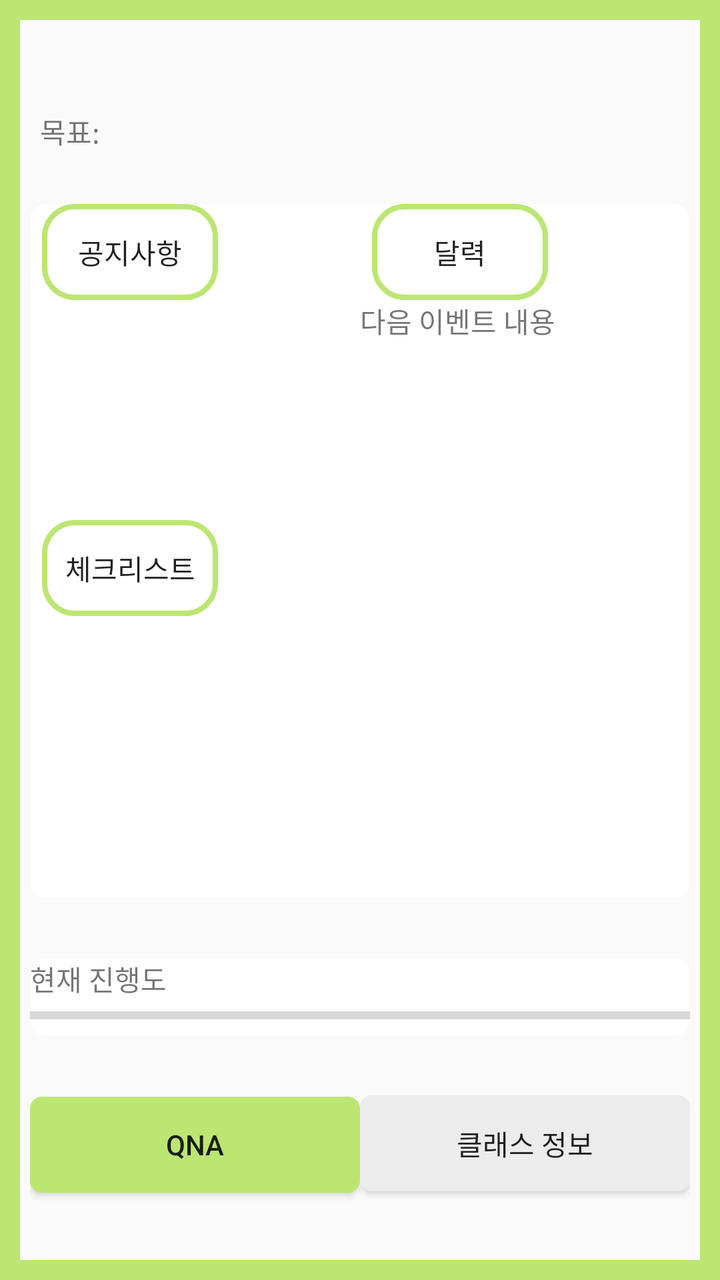
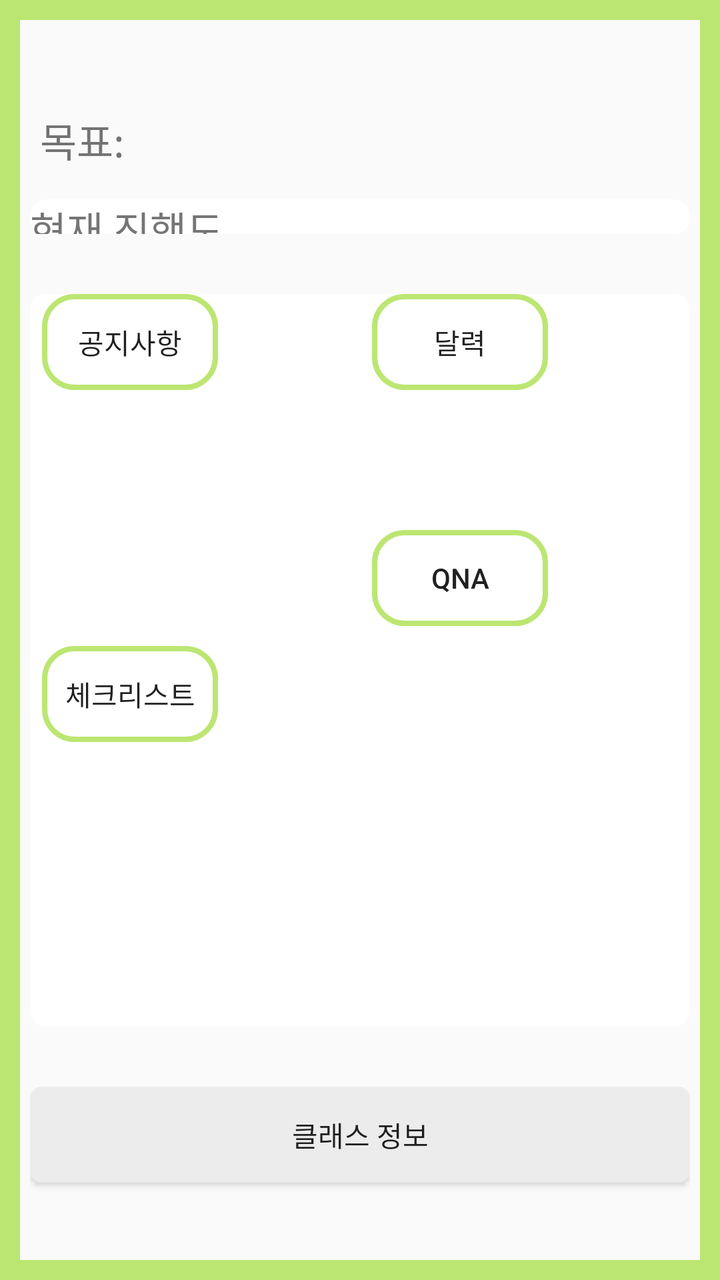

Two renders of the same Android screen: before a commit and after it. Below are the layout's source before the change and the commit's diff.
<!-- AndroidManifest.xml: application theme Theme.AppCompat.Light.DarkActionBar -->
<!-- res/layout/activity_in_class.xml -->
<?xml version="1.0" encoding="utf-8"?>
<LinearLayout xmlns:android="http://schemas.android.com/apk/res/android"
    android:layout_width="match_parent"
    android:layout_height="match_parent"
    android:background="@drawable/lay_edge"
    android:orientation="vertical">

    <LinearLayout
        android:layout_marginTop="10dp"
        android:layout_weight="1"
        android:layout_width="match_parent"
        android:layout_height="0dp"
        android:orientation="vertical">
        <TextView
            android:layout_width="wrap_content"
            android:layout_height="wrap_content"
            android:id="@+id/InClassName"
            android:textSize="30dp"
            android:layout_gravity="center"/>
        <LinearLayout
            android:layout_marginTop="5dp"
            android:layout_width="match_parent"
            android:layout_height="wrap_content">
            <TextView
                android:layout_marginLeft="20dp"
                android:layout_width="wrap_content"
                android:layout_height="wrap_content"
                android:layout_gravity="center"
                android:text="목표: " />

            <TextView
                android:id="@+id/cFGoal"
                android:layout_width="wrap_content"
                android:layout_height="match_parent" />
        </LinearLayout>

    </LinearLayout>

    <GridLayout
        android:layout_width="match_parent"
        android:layout_height="0dp"
        android:layout_weight="4.5"
        android:layout_margin="15dp"
        android:background="@drawable/border"
        android:columnCount="3">

        <Button
            android:id="@+id/notice"
            android:background="@drawable/btnbl"
            android:layout_rowSpan="1"
            android:layout_column="0"
            android:layout_columnSpan="2"
            android:layout_gravity="center"
            android:onClick="btnClick"
            android:text="공지사항" />

        <Button
            android:id="@+id/cal"
            android:background="@drawable/btnbl"
            android:layout_rowSpan="1"
            android:layout_columnSpan="1"
            android:layout_gravity="center"
            android:onClick="btnClick"
            android:text="달력" />

        <ListView
            android:id="@+id/shortNoticeList"
            android:layout_width="100dp"
            android:layout_height="100dp"
            android:layout_rowSpan="2"
            android:layout_column="0"
            android:layout_columnSpan="2"
            android:layout_gravity="center"
            android:text="공지사항내용" />


        <TextView
            android:layout_width="100dp"
            android:layout_height="70dp"
            android:layout_rowSpan="1"
            android:layout_columnSpan="1"
            android:layout_gravity="center"
            android:text="다음 이벤트 내용" />




        <Button
            android:id="@+id/todo"
            android:layout_marginTop="10dp"
            android:background="@drawable/btnbl"
            android:layout_rowSpan="1"
            android:layout_column="0"
            android:layout_columnSpan="2"
            android:layout_gravity="center"
            android:onClick="btnClick"
            android:text="체크리스트" />
        <ScrollView
            android:layout_rowSpan="2"
            android:layout_column="0"
            android:layout_columnSpan="3"
            android:layout_height="match_parent"
            android:layout_width="match_parent"
            android:fillViewport="true"
            >
            <ListView
                android:id="@+id/shortTodoList"
                android:layout_width="match_parent"
                android:layout_height="wrap_content" />
        </ScrollView>

    </GridLayout>

    <LinearLayout
        android:layout_weight="0.5"
        android:layout_width="match_parent"
        android:layout_height="0dp"
        android:background="@drawable/border"
        android:layout_margin="15dp"
        android:orientation="vertical">

        <TextView
            android:layout_width="wrap_content"
            android:layout_height="wrap_content"
            android:text="현재 진행도"/>

        <ProgressBar
            android:id="@+id/mProgStatus"
            android:layout_width="match_parent"
            android:layout_height="wrap_content"
            style="?android:attr/progressBarStyleHorizontal"
            />

    </LinearLayout>

    <LinearLayout
        android:layout_margin="15dp"
        android:layout_width="match_parent"
        android:layout_height="0dp"
        android:layout_weight="1"
        android:orientation="horizontal">

        <Button
            android:id="@+id/qna"
            android:background="@drawable/btn_ba"
            android:onClick="btnClick"
            android:layout_width="0dp"
            android:layout_height="wrap_content"
            android:layout_weight="1"
            android:text="QnA"/>

        <Button
            android:id="@+id/cInfo"
            android:background="@drawable/btn_re"
            android:onClick="btnClick"
            android:layout_width="0dp"
            android:layout_height="wrap_content"
            android:layout_weight="1"
            android:text="클래스 정보"/>

    </LinearLayout>

</LinearLayout>
<!-- resources referenced by this layout -->
<resources>
  <!-- drawable border (drawable) -->
  <?xml version="1.0" encoding="utf-8"?>
  <shape xmlns:android="http://schemas.android.com/apk/res/android">
      android:padding="10dp"
      android:shape="retangle">
  
      <stroke android:width="2dp"
          android:color="@color/white"/>
  
      <solid android:color="#ffffff"/>
      <corners
          android:topRightRadius="7dp"
          android:topLeftRadius="7dp"
          android:bottomRightRadius="7dp"
          android:bottomLeftRadius="7dp"/>
  </shape>
  <!-- drawable btn_ba (drawable) -->
  <?xml version="1.0" encoding="utf-8"?>
  <shape xmlns:android="http://schemas.android.com/apk/res/android">
  
      <solid android:color="#BCE672"/>
  
      <stroke
          android:width="2dp"
          android:color="#BCE672"/>
      <corners
          android:topLeftRadius="5dp"
          android:topRightRadius="5dp"
          android:bottomLeftRadius="5dp"
          android:bottomRightRadius="5dp" />
  
  </shape>
  <!-- drawable btn_re (drawable) -->
  <?xml version="1.0" encoding="utf-8"?>
  <shape xmlns:android="http://schemas.android.com/apk/res/android">
  
      <solid android:color="#ececec"/>
  
      <stroke
          android:width="2dp"
          android:color="#ececec"/>
      <corners
          android:topLeftRadius="5dp"
          android:topRightRadius="5dp"
          android:bottomLeftRadius="5dp"
          android:bottomRightRadius="5dp" />
  
  </shape>
  <!-- drawable btnbl (drawable) -->
  <?xml version="1.0" encoding="utf-8"?>
  <shape xmlns:android="http://schemas.android.com/apk/res/android">
  
      <solid android:color="#00ff0000"/>
  
      <stroke
          android:width="2.5dp"
          android:color="#BCE672"/>
      <corners
          android:topLeftRadius="15dp"
          android:topRightRadius="15dp"
          android:bottomLeftRadius="15dp"
          android:bottomRightRadius="15dp" />
  
  </shape>
  <!-- drawable lay_edge (drawable) -->
  <?xml version="1.0" encoding="utf-8"?>
  <layer-list xmlns:android="http://schemas.android.com/apk/res/android">
      <item>
          <shape android:shape="rectangle">
              <stroke android:width = "10dp" android:color ="#BCE672"/>
              <solid android:color="#00ff0000"/>
          </shape>
      </item>
  
  </layer-list>
  <color name="white">#FFFFFF</color>
</resources>

<!-- the commit's change to res/layout/activity_in_class.xml (unified diff, before → after) -->
@@ -7,7 +7,7 @@
 
     <LinearLayout
         android:layout_marginTop="10dp"
-        android:layout_weight="1"
+        android:layout_weight="1.5"
         android:layout_width="match_parent"
         android:layout_height="0dp"
         android:orientation="vertical">
@@ -26,14 +26,37 @@
                 android:layout_width="wrap_content"
                 android:layout_height="wrap_content"
                 android:layout_gravity="center"
+                android:textSize="20dp"
                 android:text="목표: " />
 
             <TextView
+                android:textSize="20dp"
                 android:id="@+id/cFGoal"
                 android:layout_width="wrap_content"
                 android:layout_height="match_parent" />
         </LinearLayout>
+        <LinearLayout
+            android:layout_weight="0.5"
+            android:layout_width="match_parent"
+            android:layout_height="0dp"
+            android:background="@drawable/border"
+            android:layout_margin="15dp"
+            android:orientation="vertical">
 
+            <TextView
+                android:layout_width="wrap_content"
+                android:layout_height="wrap_content"
+                android:textSize="20dp"
+                android:text="현재 진행도"/>
+
+            <ProgressBar
+                android:id="@+id/mProgStatus"
+                android:layout_width="match_parent"
+                android:layout_height="wrap_content"
+                style="?android:attr/progressBarStyleHorizontal"
+                />
+
+        </LinearLayout>
     </LinearLayout>
 
     <GridLayout
@@ -80,9 +103,18 @@
             android:layout_rowSpan="1"
             android:layout_columnSpan="1"
             android:layout_gravity="center"
-            android:text="다음 이벤트 내용" />
+            android:text=" " />
 
 
+        <Button
+            android:id="@+id/qna"
+            android:background="@drawable/btnbl"
+            android:onClick="btnClick"
+            android:layout_rowSpan="1"
+            android:layout_column="2"
+            android:layout_columnSpan="1"
+            android:layout_gravity="center"
+            android:text="QnA"/>
 
 
         <Button
@@ -95,6 +127,7 @@
             android:layout_gravity="center"
             android:onClick="btnClick"
             android:text="체크리스트" />
+
         <ScrollView
             android:layout_rowSpan="2"
             android:layout_column="0"
@@ -111,27 +144,7 @@
 
     </GridLayout>
 
-    <LinearLayout
-        android:layout_weight="0.5"
-        android:layout_width="match_parent"
-        android:layout_height="0dp"
-        android:background="@drawable/border"
-        android:layout_margin="15dp"
-        android:orientation="vertical">
 
-        <TextView
-            android:layout_width="wrap_content"
-            android:layout_height="wrap_content"
-            android:text="현재 진행도"/>
-
-        <ProgressBar
-            android:id="@+id/mProgStatus"
-            android:layout_width="match_parent"
-            android:layout_height="wrap_content"
-            style="?android:attr/progressBarStyleHorizontal"
-            />
-
-    </LinearLayout>
 
     <LinearLayout
         android:layout_margin="15dp"
@@ -140,14 +153,7 @@
         android:layout_weight="1"
         android:orientation="horizontal">
 
-        <Button
-            android:id="@+id/qna"
-            android:background="@drawable/btn_ba"
-            android:onClick="btnClick"
-            android:layout_width="0dp"
-            android:layout_height="wrap_content"
-            android:layout_weight="1"
-            android:text="QnA"/>
+
 
         <Button
             android:id="@+id/cInfo"
<!-- resource entries referenced after the edit -->
@@ -15,22 +15,6 @@
           android:topLeftRadius="7dp"
           android:bottomRightRadius="7dp"
           android:bottomLeftRadius="7dp"/>
-  </shape>
-  <!-- drawable btn_ba (drawable) -->
-  <?xml version="1.0" encoding="utf-8"?>
-  <shape xmlns:android="http://schemas.android.com/apk/res/android">
-  
-      <solid android:color="#BCE672"/>
-  
-      <stroke
-          android:width="2dp"
-          android:color="#BCE672"/>
-      <corners
-          android:topLeftRadius="5dp"
-          android:topRightRadius="5dp"
-          android:bottomLeftRadius="5dp"
-          android:bottomRightRadius="5dp" />
-  
   </shape>
   <!-- drawable btn_re (drawable) -->
   <?xml version="1.0" encoding="utf-8"?>
